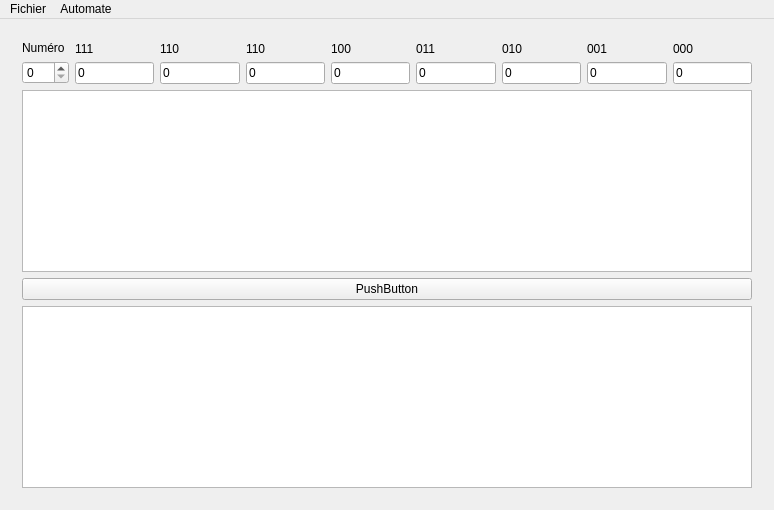
Above: src/ui/mainwindow.ui from danousna/autocell before the change. Below: the same form after it.
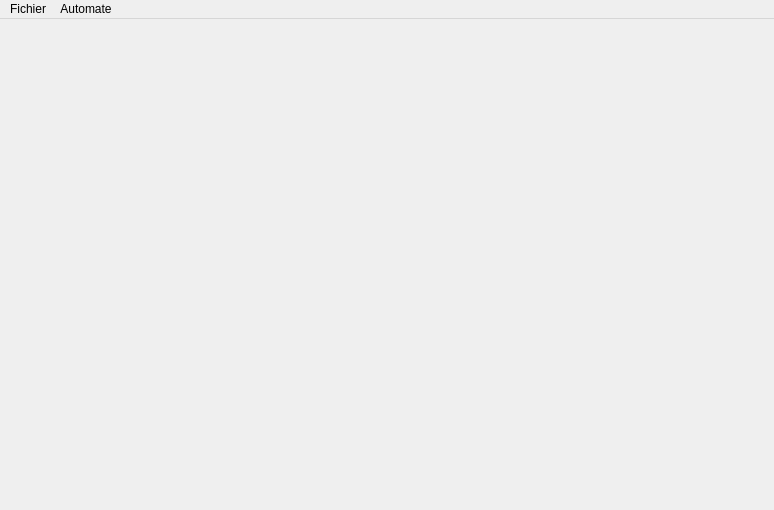
That is the form after the change.

Commit message:
Réorganisation du code de l'UI
Chaque automate corresponde à un QWidget

The edit to the form file:
```diff
--- a/src/ui/mainwindow.ui
+++ b/src/ui/mainwindow.ui
@@ -20,241 +20,6 @@
       <property name="currentIndex">
        <number>0</number>
       </property>
-      <widget class="QWidget" name="page_1">
-       <layout class="QVBoxLayout" name="verticalLayout_10">
-        <item>
-         <layout class="QHBoxLayout" name="horizontalLayout">
-          <item>
-           <layout class="QVBoxLayout" name="verticalLayout">
-            <item>
-             <widget class="QLabel" name="numeroLabel">
-              <property name="text">
-               <string>Numéro</string>
-              </property>
-             </widget>
-            </item>
-            <item>
-             <widget class="QSpinBox" name="numeroInput">
-              <property name="maximum">
-               <number>255</number>
-              </property>
-             </widget>
-            </item>
-           </layout>
-          </item>
-          <item>
-           <layout class="QVBoxLayout" name="verticalLayout_9">
-            <item>
-             <widget class="QLabel" name="bitLabel1">
-              <property name="text">
-               <string>111</string>
-              </property>
-             </widget>
-            </item>
-            <item>
-             <widget class="QLineEdit" name="bit1">
-              <property name="text">
-               <string>0</string>
-              </property>
-              <property name="maxLength">
-               <number>1</number>
-              </property>
-             </widget>
-            </item>
-           </layout>
-          </item>
-          <item>
-           <layout class="QVBoxLayout" name="verticalLayout_8">
-            <item>
-             <widget class="QLabel" name="bitLabel2">
-              <property name="text">
-               <string>110</string>
-              </property>
-             </widget>
-            </item>
-            <item>
-             <widget class="QLineEdit" name="bit2">
-              <property name="text">
-               <string>0</string>
-              </property>
-              <property name="maxLength">
-               <number>1</number>
-              </property>
-             </widget>
-            </item>
-           </layout>
-          </item>
-          <item>
-           <layout class="QVBoxLayout" name="verticalLayout_7">
-            <item>
-             <widget class="QLabel" name="bitLabel3">
-              <property name="text">
-               <string>110</string>
-              </property>
-             </widget>
-            </item>
-            <item>
-             <widget class="QLineEdit" name="bit3">
-              <property name="text">
-               <string>0</string>
-              </property>
-              <property name="maxLength">
-               <number>1</number>
-              </property>
-             </widget>
-            </item>
-           </layout>
-          </item>
-          <item>
-           <layout class="QVBoxLayout" name="verticalLayout_6">
-            <item>
-             <widget class="QLabel" name="bitLabel4">
-              <property name="text">
-               <string>100</string>
-              </property>
-             </widget>
-            </item>
-            <item>
-             <widget class="QLineEdit" name="bit4">
-              <property name="text">
-               <string>0</string>
-              </property>
-              <property name="maxLength">
-               <number>1</number>
-              </property>
-             </widget>
-            </item>
-           </layout>
-          </item>
-          <item>
-           <layout class="QVBoxLayout" name="verticalLayout_5">
-            <item>
-             <widget class="QLabel" name="bitLabel5">
-              <property name="text">
-               <string>011</string>
-              </property>
-             </widget>
-            </item>
-            <item>
-             <widget class="QLineEdit" name="bit5">
-              <property name="text">
-               <string>0</string>
-              </property>
-              <property name="maxLength">
-               <number>1</number>
-              </property>
-             </widget>
-            </item>
-           </layout>
-          </item>
-          <item>
-           <layout class="QVBoxLayout" name="verticalLayout_4">
-            <item>
-             <widget class="QLabel" name="bitLabel6">
-              <property name="text">
-               <string>010</string>
-              </property>
-             </widget>
-            </item>
-            <item>
-             <widget class="QLineEdit" name="bit6">
-              <property name="text">
-               <string>0</string>
-              </property>
-              <property name="maxLength">
-               <number>1</number>
-              </property>
-             </widget>
-            </item>
-           </layout>
-          </item>
-          <item>
-           <layout class="QVBoxLayout" name="verticalLayout_3">
-            <item>
-             <widget class="QLabel" name="bitLabel7">
-              <property name="text">
-               <string>001</string>
-              </property>
-             </widget>
-            </item>
-            <item>
-             <widget class="QLineEdit" name="bit7">
-              <property name="text">
-               <string>0</string>
-              </property>
-              <property name="maxLength">
-               <number>1</number>
-              </property>
-             </widget>
-            </item>
-           </layout>
-          </item>
-          <item>
-           <layout class="QVBoxLayout" name="verticalLayout_2">
-            <item>
-             <widget class="QLabel" name="bitLabel8">
-              <property name="text">
-               <string>000</string>
-              </property>
-             </widget>
-            </item>
-            <item>
-             <widget class="QLineEdit" name="bit8">
-              <property name="text">
-               <string>0</string>
-              </property>
-              <property name="maxLength">
-               <number>1</number>
-              </property>
-             </widget>
-            </item>
-           </layout>
-          </item>
-         </layout>
-        </item>
-        <item>
-         <widget class="QTableWidget" name="grilleDepart">
-          <property name="verticalScrollBarPolicy">
-           <enum>Qt::ScrollBarAlwaysOff</enum>
-          </property>
-          <property name="rowCount">
-           <number>0</number>
-          </property>
-          <property name="columnCount">
-           <number>0</number>
-          </property>
-          <attribute name="horizontalHeaderVisible">
-           <bool>false</bool>
-          </attribute>
-          <attribute name="verticalHeaderVisible">
-           <bool>false</bool>
-          </attribute>
-         </widget>
-        </item>
-        <item>
-         <widget class="QPushButton" name="btnPlaySimulation">
-          <property name="text">
-           <string>PushButton</string>
-          </property>
-         </widget>
-        </item>
-        <item>
-         <widget class="QTableWidget" name="grille">
-          <property name="verticalScrollBarPolicy">
-           <enum>Qt::ScrollBarAlwaysOff</enum>
-          </property>
-          <attribute name="horizontalHeaderVisible">
-           <bool>false</bool>
-          </attribute>
-          <attribute name="verticalHeaderVisible">
-           <bool>false</bool>
-          </attribute>
-         </widget>
-        </item>
-       </layout>
-      </widget>
-      <widget class="QWidget" name="page_3"/>
-      <widget class="QWidget" name="page_4"/>
      </widget>
     </item>
    </layout>
```
Left out of the diff: 2 changed lines with no effect on the pictures. The commit also changes 6 other files.
